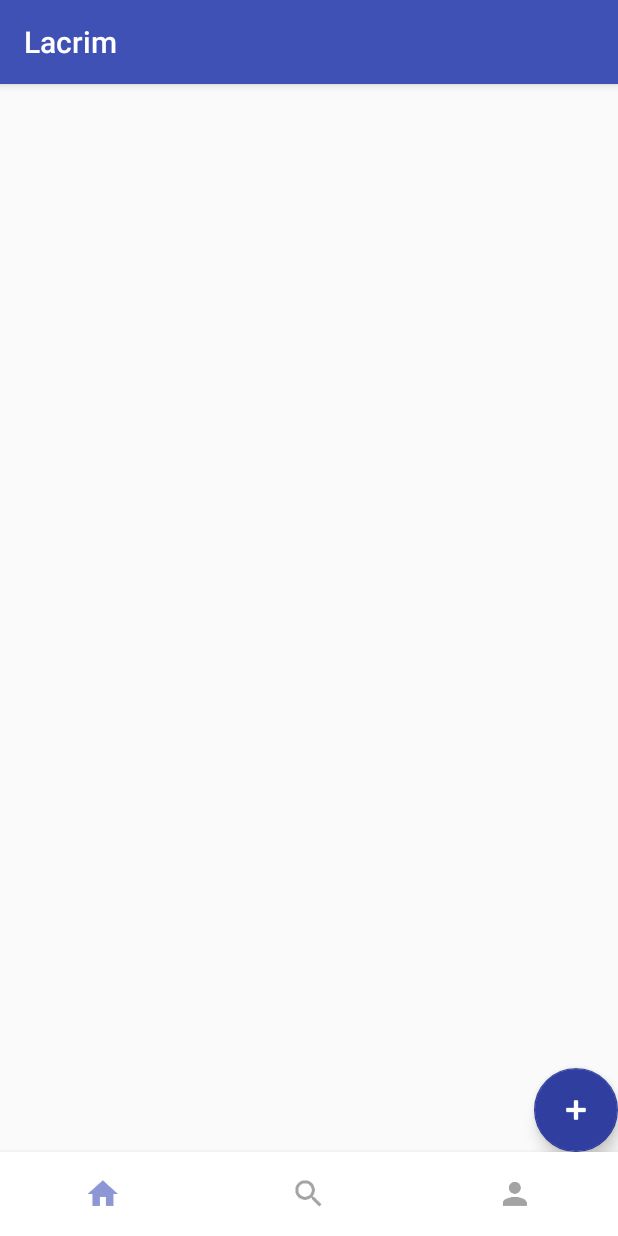
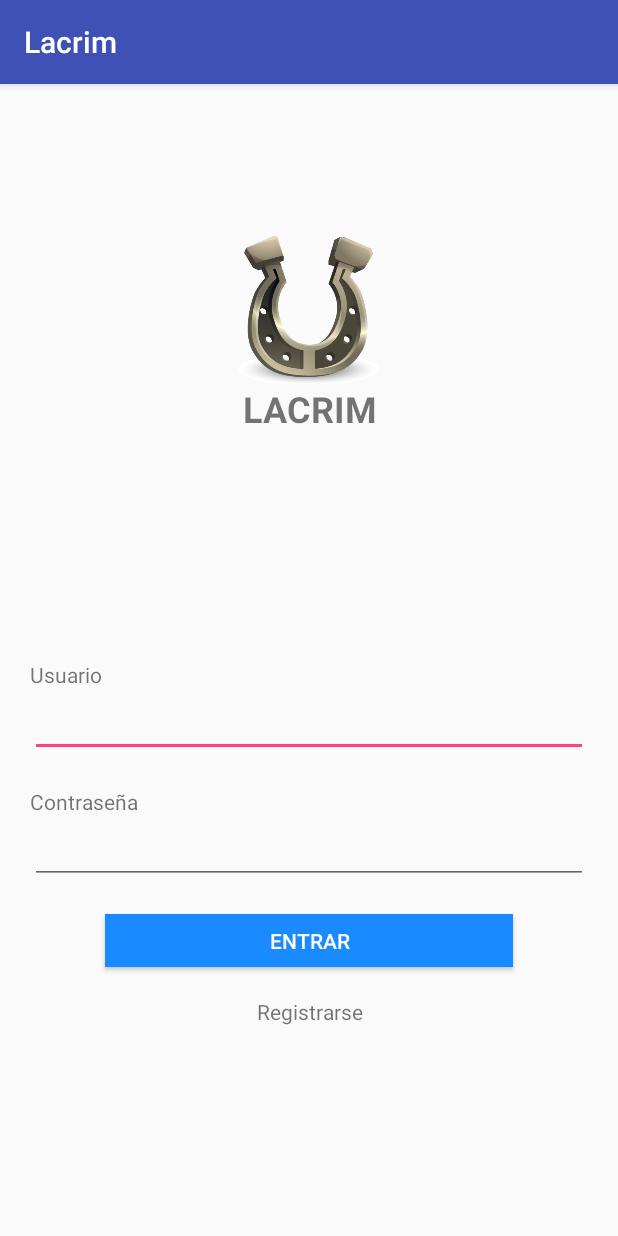
Before and after one commit to team-ti/Lacrim, an Android app: the screen it shows after launch (MainActivity before the commit, Login after it), on a phone screen of 412 x 824 dp. Run offline under Robolectric (Android 15) with nearby library versions, the phone set to English and light mode, and no system bars.

Commit message:
Login y registro

```diff
--- /dev/null
+++ b/app/src/main/java/com/example/mario/lacrim/Login.java
@@ -0,0 +1,111 @@
+package com.example.mario.lacrim;
+
+import android.content.ContentValues;
+import android.content.Context;
+import android.content.Intent;
+import android.content.SharedPreferences;
+import android.database.Cursor;
+import android.database.sqlite.SQLiteDatabase;
+import android.support.v7.app.AppCompatActivity;
+import android.os.Bundle;
+import android.util.Log;
+import android.view.View;
+import android.widget.Button;
+import android.widget.EditText;
+import android.widget.TextView;
+import android.widget.Toast;
+
+import com.example.mario.lacrim.Database.ConexionSQLiteHelper;
+import com.example.mario.lacrim.Utilidades.Constantes;
+
+public class Login extends AppCompatActivity {
+    Button btnEntrar;
+    EditText lo_usuario, lo_contrasena;
+    TextView btnRegistrar_lo;
+    SharedPreferences sharedpreferences;
+    SharedPreferences.Editor editor;
+
+
+    public static final String dataUserCache = "dataUser";
+    private static final int modo_private = Context.MODE_PRIVATE;
+
+    String token;
+
+    @Override
+    protected void onCreate(Bundle savedInstanceState) {
+        super.onCreate(savedInstanceState);
+        setContentView(R.layout.activity_login);
+        //cargarDatos();
+
+        lo_usuario = findViewById(R.id.lo_usuario);
+        lo_contrasena = findViewById(R.id.lo_contrasena);
+        btnEntrar = findViewById(R.id.btn_entrar);
+        btnRegistrar_lo = findViewById(R.id.btnRegistrar_lo);
+        sharedpreferences = getSharedPreferences(dataUserCache, modo_private);
+        editor = sharedpreferences.edit();
+
+        btnRegistrar_lo.setOnClickListener(new View.OnClickListener(){
+            public void onClick(View v){
+                startActivity(new Intent(Login.this, Crear_usuario.class));
+            }
+        });
+
+        btnEntrar.setOnClickListener(new View.OnClickListener() {
+            public void onClick(View v) {
+                validarCampos();
+            }
+        });
+    }
+
+    public void cargarDatos() {
+
+        token = this.getSharedPreferences(dataUserCache,modo_private).getString("access_token", "0");
+        Log.d("token", token);
+        if (!token.equalsIgnoreCase("0")){
+
+            startActivity(new Intent(this, MainActivity.class));
+            finish();
+        }
+    }
+
+
+
+    private void validarCampos(){
+        if (lo_usuario == null || lo_usuario.getText().toString().equals("")) {
+            Toast.makeText(getApplicationContext(), "Usuario no puede estar vacio", Toast.LENGTH_SHORT).show();
+        } else if (lo_contrasena == null || lo_contrasena.getText().toString().equals("")){
+            Toast.makeText(getApplicationContext(), "Contraseña no puede estar vacio", Toast.LENGTH_SHORT).show();
+        } else {
+            inicarSesion();
+        }
+    }
+
+    private void inicarSesion(){
+        ConexionSQLiteHelper conn=new ConexionSQLiteHelper(this,"bd_equinos",null,1);
+
+        SQLiteDatabase db=conn.getWritableDatabase();
+        Cursor cursor;
+        String usuario = lo_usuario.getText().toString().trim();
+        String contrasena = lo_contrasena.getText().toString().trim();
+        String[] columns = {Constantes.CAMPO_ID, Constantes.CAMPO_USER, Constantes.CAMPO_CONTRASENA};
+        String selection = Constantes.CAMPO_USER+" = ? AND " + Constantes.CAMPO_CONTRASENA +" = ?";
+        String[] selectionArgs = {usuario, contrasena};
+        String tableName = Constantes.TABLA_USUARIO;
+        cursor = db.query(tableName, columns, selection, selectionArgs, null, null, null);
+
+        if(cursor.moveToFirst()==true) {
+            String id = cursor.getString(0);
+            String usua=cursor.getString(1);
+            String contra=cursor.getString(2);
+            Log.d("id:", id);
+            if (usua.equals(lo_usuario.getText().toString()) && contra.equals(lo_contrasena.getText().toString())){
+                editor.putString("access_token", id);
+                editor.commit();
+                Intent principal=new Intent(this,MainActivity.class);
+                startActivity(principal);
+            }
+        }else{
+            Toast.makeText(getApplicationContext(), "Usuario y/o contraseña incorrecta", Toast.LENGTH_SHORT).show();
+        }
+    }
+}
--- a/app/src/main/java/com/example/mario/lacrim/Splash.java
+++ b/app/src/main/java/com/example/mario/lacrim/Splash.java
@@ -15,7 +15,7 @@ public class Splash extends AppCompatActivity {
 
         new Handler().postDelayed(new Runnable() {
             public void run() {
-                startActivity(new Intent(Splash.this, MainActivity.class));
+                startActivity(new Intent(Splash.this, Login.class));
                 finish();
             }
         }, 2000);
--- a/app/src/main/java/com/example/mario/lacrim/Utilidades/Constantes.java
+++ b/app/src/main/java/com/example/mario/lacrim/Utilidades/Constantes.java
@@ -6,13 +6,15 @@ public class Constantes {
 
     public static final String CAMPO_ID="id";
     public static final String CAMPO_NOMBRE="nombre";
+    public static final String CAMPO_APELLIDO="apellido";
+    public static final String CAMPO_CIUDAD="ciudad";
     public static final String CAMPO_USER="usuario";
     public static final String CAMPO_CORREO="correo";
     public static final String CAMPO_CONTRASENA="contrasena";
 
     public static final String CREAR_TABLA_USUARIO="CREATE TABLE " +
             ""+TABLA_USUARIO+" ("+CAMPO_ID+" " +
-            "INTEGER PRIMARY KEY AUTOINCREMENT, "+CAMPO_NOMBRE+" TEXT,"+CAMPO_USER+" TEXT,"+CAMPO_CORREO+" TEXT,"+CAMPO_CONTRASENA+" TEXT)";
+            "INTEGER PRIMARY KEY AUTOINCREMENT, "+CAMPO_NOMBRE+" TEXT," +CAMPO_APELLIDO+" TEXT," +CAMPO_CIUDAD+" TEXT," +CAMPO_USER+" TEXT,"+CAMPO_CORREO+" TEXT,"+CAMPO_CONTRASENA+" TEXT)";
 
 
 
--- a/app/src/main/java/com/example/mario/lacrim/inicio.java
+++ b/app/src/main/java/com/example/mario/lacrim/inicio.java
@@ -13,6 +13,7 @@ import android.support.v7.widget.RecyclerView;
 import android.view.LayoutInflater;
 import android.view.View;
 import android.view.ViewGroup;
+import android.widget.Button;
 import android.widget.Toast;
 
 import com.example.mario.lacrim.Database.ConexionSQLiteHelper;
@@ -77,6 +78,8 @@ public class inicio extends Fragment {
             }
         });
 
+
+
         R_lista.setAdapter(new Adaptador_lista(ListarEquinos, new RecyclerViewOnItemClickListener() {
             @Override
             public void onClick(View v, int position) {
--- /dev/null
+++ b/app/src/main/res/layout/activity_login.xml
@@ -0,0 +1,118 @@
+<?xml version="1.0" encoding="utf-8"?>
+<LinearLayout xmlns:android="http://schemas.android.com/apk/res/android"
+    xmlns:app="http://schemas.android.com/apk/res-auto"
+    xmlns:tools="http://schemas.android.com/tools"
+    android:layout_width="match_parent"
+    android:layout_height="match_parent"
+    android:orientation="vertical"
+    tools:context=".Login">
+
+    <LinearLayout
+        android:layout_width="fill_parent"
+        android:layout_height="fill_parent"
+        android:orientation="vertical">
+
+        <LinearLayout
+            android:layout_width="match_parent"
+            android:layout_height="fill_parent"
+            android:layout_weight="1"
+            android:orientation="vertical">
+
+            <ImageView
+                android:id="@+id/imageView3"
+                android:layout_width="match_parent"
+                android:layout_height="100dp"
+                android:layout_marginTop="100dp"
+                app:srcCompat="@drawable/herradura" />
+
+            <TextView
+                android:id="@+id/lacrim"
+                android:layout_width="match_parent"
+                android:layout_height="wrap_content"
+                android:layout_marginLeft="20dp"
+                android:layout_marginRight="20dp"
+                android:text="LACRIM"
+                android:textSize="24sp"
+                android:gravity="center"
+                android:textStyle="bold" />
+        </LinearLayout>
+
+        <LinearLayout
+            android:layout_width="match_parent"
+            android:layout_height="fill_parent"
+            android:layout_weight="1"
+            android:orientation="vertical">
+
+            <!--<TextView
+                android:id="@+id/txt_nombreformulario"
+                android:layout_width="match_parent"
+                android:layout_height="wrap_content"
+                android:layout_marginLeft="10dp"
+                android:layout_marginTop="20dp"
+                android:layout_marginRight="10dp"
+                android:layout_marginBottom="30dp"
+                android:gravity="center"
+                android:text="Iniciar sesión"
+                android:textSize="20sp"
+                android:textStyle="bold" />-->
+
+            <TextView
+                android:id="@+id/texsdss"
+                android:layout_width="match_parent"
+                android:layout_height="wrap_content"
+                android:layout_marginLeft="20dp"
+                android:layout_marginRight="20dp"
+                android:text="Usuario" />
+
+            <EditText
+                android:id="@+id/lo_usuario"
+                android:layout_width="match_parent"
+                android:layout_height="wrap_content"
+                android:layout_marginLeft="20dp"
+                android:layout_marginRight="20dp"
+                android:layout_marginBottom="20dp"
+                android:ems="10"
+                android:inputType="textPersonName" />
+
+            <TextView
+                android:id="@+id/texsdsfgs"
+                android:layout_width="match_parent"
+                android:layout_height="wrap_content"
+                android:layout_marginLeft="20dp"
+                android:layout_marginRight="20dp"
+                android:text="Contraseña" />
+
+
+            <EditText
+                android:id="@+id/lo_contrasena"
+                android:layout_width="match_parent"
+                android:layout_height="wrap_content"
+                android:layout_marginLeft="20dp"
+                android:layout_marginRight="20dp"
+                android:layout_marginBottom="20dp"
+                android:ems="10"
+                android:inputType="textPassword" />
+
+            <Button
+                android:id="@+id/btn_entrar"
+                android:layout_width="match_parent"
+                android:layout_height="35sp"
+                android:layout_marginLeft="70dp"
+                android:layout_marginRight="70dp"
+                android:layout_marginBottom="20dp"
+                android:background="#198aff"
+                android:text="Entrar"
+                android:textColor="#ffffff" />
+
+            <TextView
+                android:id="@+id/btnRegistrar_lo"
+                android:layout_width="match_parent"
+                android:layout_height="wrap_content"
+                android:gravity="center"
+                android:text="Registrarse" />
+
+
+        </LinearLayout>
+    </LinearLayout>
+
+</LinearLayout>
--- a/app/src/main/res/layout/fragment_inicio.xml
+++ b/app/src/main/res/layout/fragment_inicio.xml
@@ -32,7 +32,6 @@
             app:backgroundTint="?attr/actionModeSplitBackground"
             app:srcCompat="@android:drawable/ic_input_add" />
 
-
     </RelativeLayout>
 
 </LinearLayout>
```
Also changed, not shown: app/src/main/AndroidManifest.xml (+8 -5 lines), app/src/main/java/com/example/mario/lacrim/Crear_usuario.java (added, +133 -0 lines), app/src/main/java/com/example/mario/lacrim/Entidades/Usuario.java (added, +78 -0 lines), app/src/main/res/layout/activity_crear_usuario.xml (added, +159 -0 lines), 3 other files.
